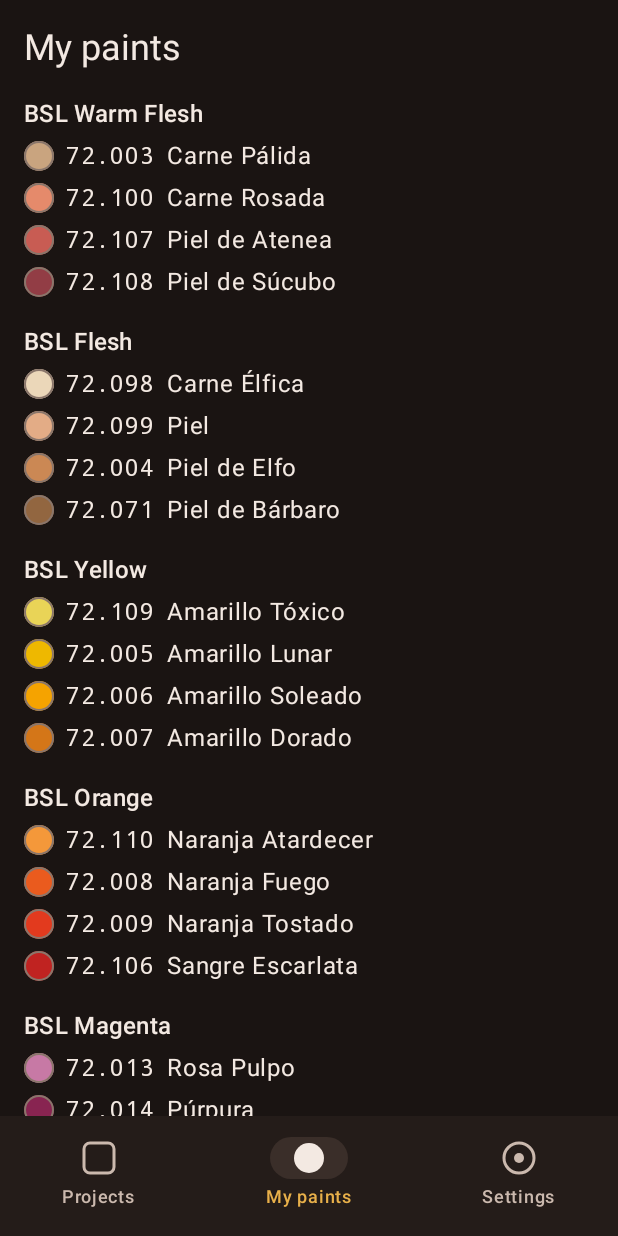
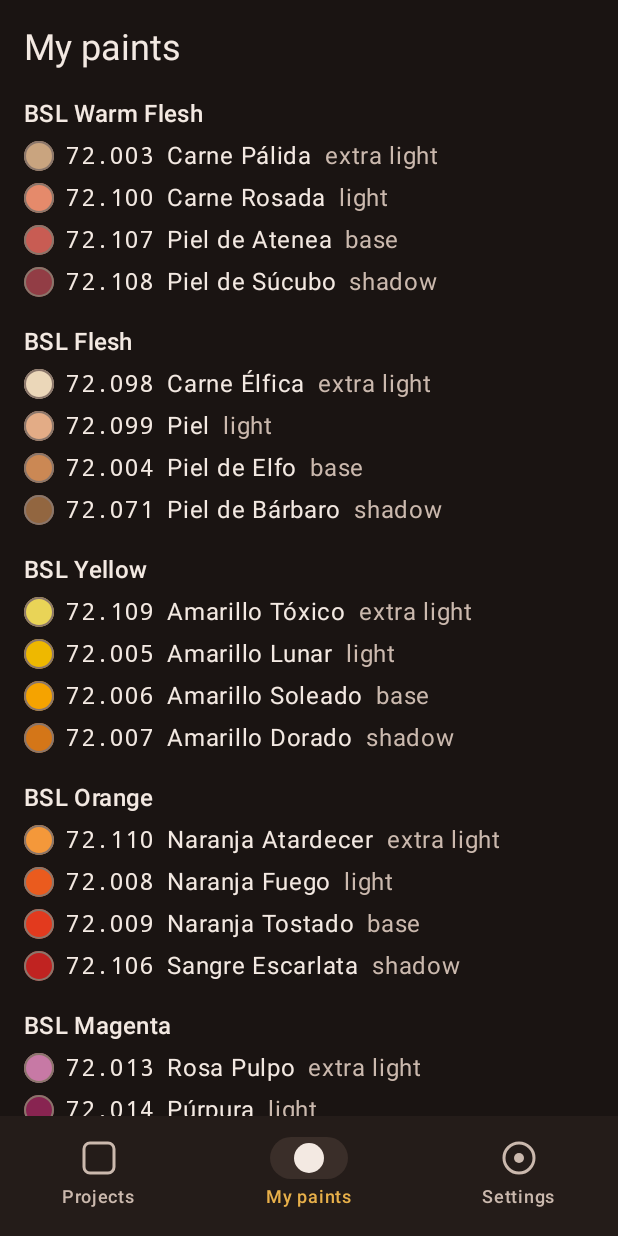
Before and after one commit to inigo-munoz/forja-de-color-android, an Android app built with Jetpack Compose: the screen it shows after launch (MainActivity), item 2 of the bottom bar chosen, on a phone screen of 412 x 824 dp. Run offline under Robolectric (Android 15) with nearby library versions, the phone set to English and light mode, and no system bars; our stand-ins replace Room's generated code.

Commit message:
feat(paints): BSL roles in the seed, the AI prompt and My paints
Mirrors the PWA (feat/bsl-roles): seed roles from the BSL book, roles
filled from the seed at read time for stored paints, a role column and
rule in the prompt (fixtures regenerated from the PWA, byte-identical),
and the role label in My paints in English and Spanish.

```diff
--- a/app/src/main/kotlin/app/forjadecolor/ui/inventory/InventoryScreen.kt
+++ b/app/src/main/kotlin/app/forjadecolor/ui/inventory/InventoryScreen.kt
@@ -40,11 +40,13 @@ import androidx.compose.ui.unit.dp
 import androidx.lifecycle.viewmodel.compose.viewModel
 import app.forjadecolor.AppContainer
 import app.forjadecolor.R
+import app.forjadecolor.domain.paints.BslRole
 import app.forjadecolor.domain.paints.Inventory
 import app.forjadecolor.domain.paints.Paint
 import app.forjadecolor.domain.paints.PaintRef
 import app.forjadecolor.domain.paints.PaintType
 import app.forjadecolor.domain.paints.addPaint
+import app.forjadecolor.domain.paints.bslRole
 import app.forjadecolor.domain.paints.findPaint
 import app.forjadecolor.domain.storage.Repository
 
@@ -118,9 +120,19 @@ private fun PaintSection(title: String, tag: String, paints: List<Paint>) {
                 Swatch(p.hex)
                 Text(p.code, fontFamily = FontFamily.Monospace)
                 Text(p.name)
+                bslRole(p)?.let { role ->
+                    Text(stringResource(roleLabel(role)), color = MaterialTheme.colorScheme.onSurfaceVariant, modifier = Modifier.testTag("role"))
+                }
             }
         }
     }
+}
+
+private fun roleLabel(role: BslRole): Int = when (role) {
+    BslRole.BASE -> R.string.bsl_role_base
+    BslRole.SHADOW -> R.string.bsl_role_shadow
+    BslRole.LIGHT -> R.string.bsl_role_light
+    BslRole.FOURTH -> R.string.bsl_role_fourth
 }
 
 @Composable
--- a/app/src/main/res/values/strings_t9.xml
+++ b/app/src/main/res/values/strings_t9.xml
@@ -3,4 +3,8 @@
 <resources>
     <string name="technique_back">Back</string>
     <string name="settings_export_failed">Could not write the backup file.</string>
+    <string name="bsl_role_base">base</string>
+    <string name="bsl_role_shadow">shadow</string>
+    <string name="bsl_role_light">light</string>
+    <string name="bsl_role_fourth">extra light</string>
 </resources>
--- /dev/null
+++ b/domain/src/main/kotlin/app/forjadecolor/domain/paints/BslRoles.kt
@@ -0,0 +1,13 @@
+package app.forjadecolor.domain.paints
+
+/**
+ * The paint's BSL role: its own, else the seed's for the same brand + code when the family name matches
+ * (inventories stored before roles existed). Never written back to stored data. Same as the PWA's
+ * `bslRole` (`src/paints/roles.ts`).
+ */
+fun bslRole(paint: Paint): BslRole? {
+    val family = paint.family ?: return null
+    family.role?.let { return it }
+    val seed = SEED_INVENTORY.findPaint(paint.ref)
+    return if (seed?.family?.name == family.name) seed.family.role else null
+}
--- a/domain/src/main/kotlin/app/forjadecolor/domain/paints/Paint.kt
+++ b/domain/src/main/kotlin/app/forjadecolor/domain/paints/Paint.kt
@@ -30,7 +30,7 @@ data class PaintFamily(
     val name: String,
     /** 1 = lightest … 4 = darkest, as printed on the BSL set. */
     val order: Int,
-    /** Pending: confirmed from the user's BSL book, may be absent. */
+    /** From the user's BSL book; absent for families without roles. Read it through [bslRole]. */
     val role: BslRole? = null,
 )
 
--- a/domain/src/main/kotlin/app/forjadecolor/domain/paints/Seed.kt
+++ b/domain/src/main/kotlin/app/forjadecolor/domain/paints/Seed.kt
@@ -2,7 +2,7 @@ package app.forjadecolor.domain.paints
 
 // The Vallejo Game Color BSL set the user owns: 12 families × 4, each listed lightest → darkest as
 // printed on the box. Same data as the PWA (`src/paints/seed.ts`); display colours are approximate.
-// BSL roles (base / shadow / light / fourth) stay unset until confirmed from the user's book.
+// BSL roles (base / shadow / light / fourth) come from the user's BSL book.
 private val FAMILIES: List<Pair<String, List<Triple<String, String, String>>>> = listOf(
     "BSL Warm Flesh" to listOf(Triple("72.003", "Carne Pálida", "#c9a47f"), Triple("72.100", "Carne Rosada", "#e58a6b"), Triple("72.107", "Piel de Atenea", "#c85c53"), Triple("72.108", "Piel de Súcubo", "#923d45")),
     "BSL Flesh" to listOf(Triple("72.098", "Carne Élfica", "#ebd7b9"), Triple("72.099", "Piel", "#e3ac86"), Triple("72.004", "Piel de Elfo", "#cb8854"), Triple("72.071", "Piel de Bárbaro", "#926640")),
@@ -18,6 +18,13 @@ private val FAMILIES: List<Pair<String, List<Triple<String, String, String>>>> =
     "BSL Multipurpose" to listOf(Triple("72.011", "Rojo Visceral", "#7d201f"), Triple("72.042", "Piel de Parásitos", "#a35e1c"), Triple("72.124", "Marrón Gargona", "#592f22"), Triple("72.045", "Marrón Carbonizado", "#442b26")),
 )
 
+// Roles by position (lightest → darkest). BSL Green has no shadow paint; BSL Multipurpose has no roles.
+private val USUAL_ROLES = listOf(BslRole.FOURTH, BslRole.LIGHT, BslRole.BASE, BslRole.SHADOW)
+private val ROLES: Map<String, List<BslRole>> = mapOf(
+    "BSL Green" to listOf(BslRole.FOURTH, BslRole.LIGHT, BslRole.LIGHT, BslRole.BASE),
+    "BSL Multipurpose" to emptyList(),
+)
+
 val SEED_INVENTORY: Inventory = Inventory(
     paints = FAMILIES.flatMap { (family, entries) ->
         entries.mapIndexed { i, (code, name, hex) ->
@@ -28,7 +35,7 @@ val SEED_INVENTORY: Inventory = Inventory(
                 range = "Game Color",
                 type = PaintType.OPAQUE,
                 hex = hex,
-                family = PaintFamily(name = family, order = i + 1),
+                family = PaintFamily(name = family, order = i + 1, role = (ROLES[family] ?: USUAL_ROLES).getOrNull(i)),
             )
         }
     },
```
Also changed, not shown: domain/src/main/kotlin/app/forjadecolor/domain/advice/AdvicePackageBuilder.kt (+8 -2 lines), 12 other files.
